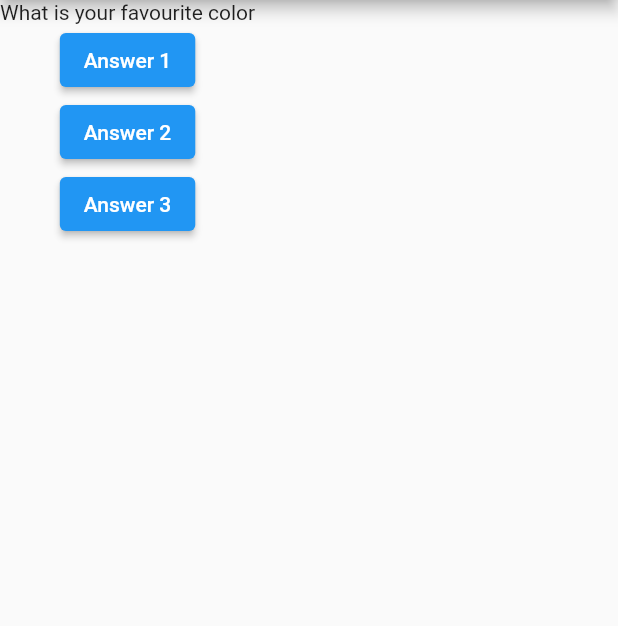
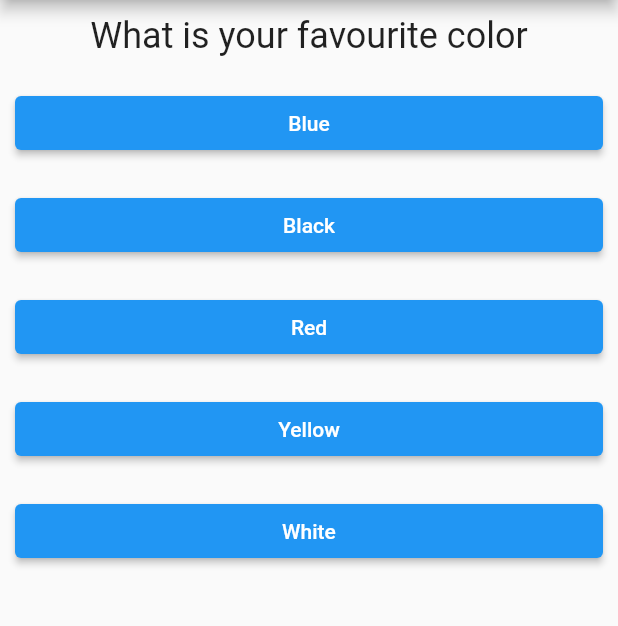
Before and after one commit to ashik-devops/flutter, a Flutter app: the screen it shows after launch, on a phone screen of 412 x 824 dp, the part 84-710 px from its top. Run offline on Flutter 3.47's test engine with Material 2 defaults, Android fonts, the phone set to English and light mode, and no system bars.

Commit message:
quiz app completed

```diff
--- /dev/null
+++ b/lib/answer.dart
@@ -0,0 +1,18 @@
+import 'package:flutter/material.dart';
+
+class Answer extends StatelessWidget {
+  final Function selectHandler;
+  final String answerText;
+  Answer(this.selectHandler, this.answerText);
+
+  @override
+  Widget build(BuildContext context) {
+    return Container(
+        width: double.infinity,
+        padding: EdgeInsets.all(10),
+        child: ElevatedButton(
+          child: Text(answerText),
+          onPressed: selectHandler,
+        ));
+  }
+}
--- a/lib/main.dart
+++ b/lib/main.dart
@@ -1,5 +1,6 @@
 import 'package:flutter/material.dart';
-import './question.dart';
+import './quiz.dart';
+import 'result.dart';
 
 void main() => runApp(MyApp());
 
@@ -12,15 +13,51 @@ class MyApp extends StatefulWidget {
 
 class _MyAppState extends State<MyApp> {
   var _questionIndex = 0;
-  void _answerQuestion() {
+  var _totalScore = 0;
+  void _resetQuiz() {
+    setState(() {
+      _questionIndex = 0;
+      _totalScore = 0;
+    });
+  }
+
+  void _answerQuestion(int score) {
+    _totalScore += score;
     setState(() {
       _questionIndex += 1;
     });
   }
 
-  var questions = [
-    "What is your favourite color",
-    "What is your favourite animal"
+  static const _questions = [
+    {
+      "questionText": "What is your favourite color",
+      "answer": [
+        {"text": "Blue", "score": 3},
+        {"text": "Black", "score": 8},
+        {"text": "Red", "score": 5},
+        {"text": "Yellow", "score": 2},
+        {"text": "White", "score": 1}
+      ]
+    },
+    {
+      "questionText": "What is your favourite Animals",
+      "answer": [
+        {"text": "Rabbit", "score": 1},
+        {"text": "Tiger", "score": 8},
+        {"text": "Lion", "score": 7},
+        {"text": "Snale", "score": 3},
+        {"text": "Dog", "score": 6}
+      ]
+    },
+    {
+      "questionText": "Who is your favourite Instructor",
+      "answer": [
+        {"text": "Max", "score": 1},
+        {"text": "Schwarz", "score": 8},
+        {"text": "Müller", "score": 7},
+        {"text": "Millian", "score": 6}
+      ]
+    },
   ];
   @override
   Widget build(BuildContext context) {
@@ -29,21 +66,13 @@ class _MyAppState extends State<MyApp> {
         appBar: AppBar(
           title: Text("my first app"),
         ),
-        body: Column(children: [
-          Question(questions[_questionIndex]),
-          ElevatedButton(
-            child: Text("Answer 1"),
-            onPressed: _answerQuestion,
-          ),
-          ElevatedButton(
-            child: Text("Answer 2"),
-            onPressed: () {},
-          ),
-          ElevatedButton(
-            child: Text("Answer 3"),
-            onPressed: () {},
-          ),
-        ]),
+        body: _questionIndex < _questions.length
+            ? Quiz(
+                questions: _questions,
+                questionIndex: _questionIndex,
+                answerQuestion: _answerQuestion,
+              )
+            : Result(_resetQuiz, _totalScore),
       ),
     );
   }
--- a/lib/question.dart
+++ b/lib/question.dart
@@ -1,7 +1,4 @@
 import 'package:flutter/material.dart';
-import 'package:flutter/src/foundation/key.dart';
-import 'package:flutter/src/widgets/framework.dart';
-import 'package:flutter/src/widgets/placeholder.dart';
 
 class Question extends StatelessWidget {
   final String questionText;
@@ -9,6 +6,14 @@ class Question extends StatelessWidget {
 
   @override
   Widget build(BuildContext context) {
-    return Text(questionText);
+    return Container(
+      width: double.infinity,
+      margin: EdgeInsets.all(10),
+      child: Text(
+        questionText,
+        style: TextStyle(fontSize: 24),
+        textAlign: TextAlign.center,
+      ),
+    );
   }
 }
--- /dev/null
+++ b/lib/quiz.dart
@@ -0,0 +1,20 @@
+import 'package:flutter/material.dart';
+import 'question.dart';
+import 'answer.dart';
+
+class Quiz extends StatelessWidget {
+  final List<Map<String, Object>> questions;
+  final int questionIndex;
+  final Function answerQuestion;
+  Quiz({this.questions, this.questionIndex, this.answerQuestion});
+  @override
+  Widget build(BuildContext context) {
+    return Column(children: [
+      Question(questions[questionIndex]["questionText"]),
+      ...(questions[questionIndex]["answer"] as List<Map<String, Object>>)
+          .map((answer) {
+        return Answer(() => answerQuestion(answer["score"]), answer["text"]);
+      }).toList(),
+    ]);
+  }
+}
```
Also changed, not shown: lib/result.dart (added, +35 -0 lines).
